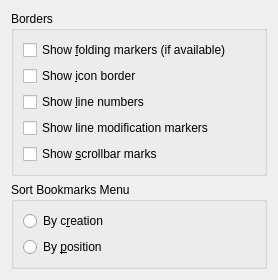
First picture: the form in part/dialogs/bordersappearanceconfigwidget.ui, repository KDE/kate, before the edit.
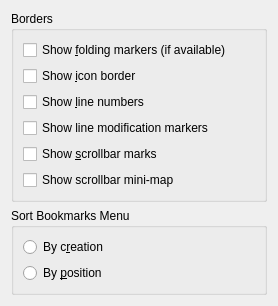
Second picture: the form after the edit.

Commit message: Add "Mini Map" option for the scrollbar in the KatePart

```diff
--- a/part/dialogs/bordersappearanceconfigwidget.ui
+++ b/part/dialogs/bordersappearanceconfigwidget.ui
@@ -7,7 +7,7 @@
     <x>0</x>
     <y>0</y>
     <width>278</width>
-    <height>260</height>
+    <height>282</height>
    </rect>
   </property>
   <layout class="QVBoxLayout" name="verticalLayout">
@@ -67,6 +67,16 @@
         </property>
        </widget>
       </item>
+      <item>
+       <widget class="QCheckBox" name="chkScrollbarMiniMap">
+        <property name="whatsThis">
+         <string>&lt;p&gt;If this option is checked, every new view will show marks on the vertical scrollbar.&lt;/p&gt;&lt;p&gt;These marks will show bookmarks, for instance.&lt;/p&gt;</string>
+        </property>
+        <property name="text">
+         <string>Show scrollbar mini-map</string>
+        </property>
+       </widget>
+      </item>
      </layout>
     </widget>
    </item>
```
The commit also changes 7 other files.
